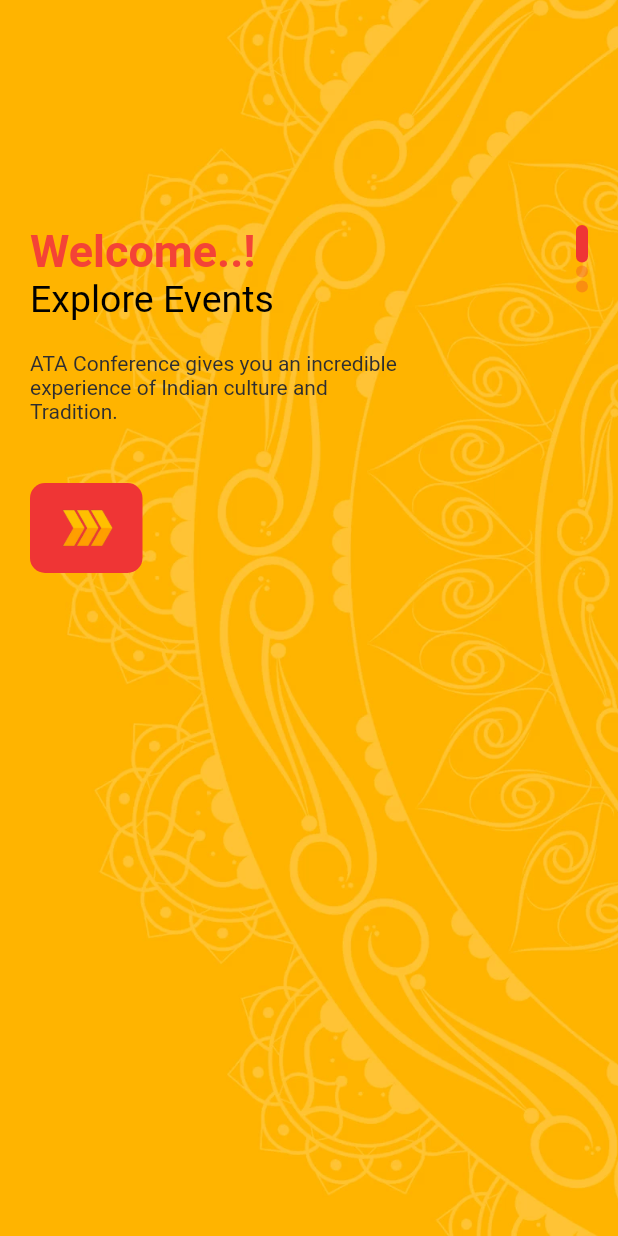
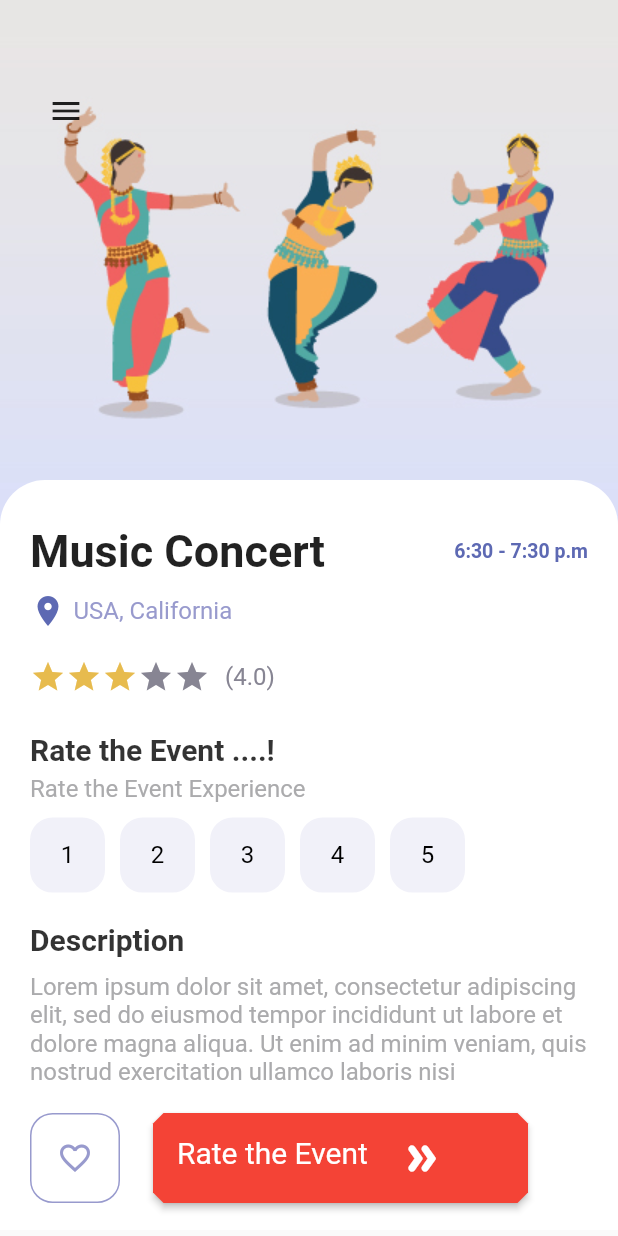
Before and after one commit to sabhinav3/int_appone, a Flutter app: the screen it shows after launch, on a phone screen of 412 x 824 dp. Run offline on Flutter 3.47's test engine with Material 2 defaults, Android fonts, the phone set to English and light mode, and no system bars; our stand-ins replace bloc, carousel_slider, equatable, firebase_auth, flutter_bloc, get and 1 more; accounts and stored records are empty.

Commit message:
developed & integrated the " Event rating button " in the details page and intergrated the URL Launcher with the button in the app

```diff
--- a/lib/main.dart
+++ b/lib/main.dart
@@ -2,6 +2,7 @@ import 'package:flutter/material.dart';
 import 'package:flutter_bloc/flutter_bloc.dart';
 import 'package:int_appone/cubit/app_cubit_logics.dart';
 import 'package:int_appone/cubit/app_cubits.dart';
+import 'package:int_appone/pages/navpages/detail_page_two.dart';
 import 'package:int_appone/services/data_services.dart';
 import 'package:get/get.dart';
 
@@ -43,18 +44,18 @@ class MyApp extends StatelessWidget {
   @override
   Widget build(BuildContext context) {
     return GetMaterialApp(
-        title: 'Flutter Demo',
-        theme: ThemeData(
-          primarySwatch: Colors.blue,
-        ),
-        home: BlocProvider<AppCubits>(
-          create: (context) => AppCubits(
-            data: DataServices(),
-          ),
-          child: const AppCubitLogics(),
-        )
-        // home: LoginPage(),
-        );
+      title: 'Flutter Demo',
+      theme: ThemeData(
+        primarySwatch: Colors.blue,
+      ),
+      // home: BlocProvider<AppCubits>(
+      //   create: (context) => AppCubits(
+      //     data: DataServices(),
+      //   ),
+      //   child: const AppCubitLogics(),
+      // )
+      home: DetailPageTwo(),
+    );
   }
 
   // ==================== below one is the replica of the above code ====================
--- /dev/null
+++ b/lib/pages/navpages/detail_page_two.dart
@@ -0,0 +1,323 @@
+import 'package:flutter/material.dart';
+import 'package:int_appone/misc/colors.dart';
+import 'package:int_appone/widgets/app_buttons.dart';
+import 'package:int_appone/widgets/app_large_text.dart';
+import 'package:int_appone/widgets/app_med_text.dart';
+import 'package:int_appone/widgets/app_text.dart';
+import 'package:int_appone/widgets/responsive_button.dart';
+
+import 'package:url_launcher/url_launcher.dart';
+
+class DetailPageTwo extends StatefulWidget {
+  // var detail1 = {
+  //   "day1e1_detail.jpg": "Day1event1",
+  //   "day1e2_detail.jpg": "Day1event2",
+  //   "day1e3_detail.jpg": "Day1event3",
+  //   "day1e4_detail.jpg": "Day1event4",
+  //   "day1e5_detail.jpg": "Day1event5",
+  //   "day1e6_detail.jpg": "Day1event6",
+  // };
+
+  // var detail2 = {
+  //   "day2e1_detail.jpg": "Day2event1",
+  //   "day2e2_detail.jpg": "Day2event2",
+  //   "day2e3_detail.jpg": "Day2event3",
+  //   "day2e4_detail.jpg": "Day2event4",
+  //   "day2e5_detail.jpg": "Day2event5",
+  //   "day2e6_detail.jpg": "Day2event6",
+  //   "day2e7_detail.jpg": "Day2event7",
+  //   "day2e8_detail.jpg": "Day2event8",
+  //   "day2e9_detail.jpg": "Day2event9",
+  // };
+
+  // var detail3 = {
+  //   "day3e1_detail.jpg": "Day3event1",
+  //   "day3e2_detail.jpg": "Day3event2",
+  //   "day3e3_detail.jpg": "Day3event3",
+  //   "day3e4_detail.jpg": "Day3event4",
+  //   "day3e5_detail.jpg": "Day3event5",
+  //   "day3e6_detail.jpg": "Day3event6",
+  //   "day3e7_detail.jpg": "Day3event6",
+  //   "day3e8_detail.jpg": "Day3event6",
+  // };
+
+  const DetailPageTwo({Key? key}) : super(key: key);
+
+  @override
+  State<DetailPageTwo> createState() => _DetailPageTwoState();
+}
+
+class _DetailPageTwoState extends State<DetailPageTwo> {
+  int gottenStars = 3;
+  int selectedIndex = -1;
+
+  @override
+  Widget build(BuildContext context) {
+    // ignore: dead_code
+    return Scaffold(
+      body: SizedBox(
+        width: double.maxFinite,
+        height: double.maxFinite,
+        child: Stack(
+          children: [
+            Positioned(
+              left: 0,
+              right: 0,
+              child: Container(
+                // width: double.maxFinite,
+                width: 350,
+                height: 350,
+                decoration: const BoxDecoration(
+                  image: DecorationImage(
+                    image:
+                        AssetImage("img/details_page/july1/day1e5_detail.jpg"),
+                    fit: BoxFit.cover,
+                  ),
+                ),
+              ),
+            ),
+            Positioned(
+              left: 20,
+              top: 50,
+              child: Row(
+                children: [
+                  IconButton(
+                    onPressed: () {},
+                    icon: const Icon(Icons.menu),
+                    //color : Colors.white, // to change the color of the menu app
+                  )
+                ],
+              ),
+            ),
+            Positioned(
+              top: 320,
+              child: Container(
+                padding: const EdgeInsets.only(left: 20, right: 20, top: 30),
+                width: MediaQuery.of(context).size.width,
+                height: 500,
+                decoration: const BoxDecoration(
+                  color: Colors.white,
+                  borderRadius: BorderRadius.only(
+                    topLeft: Radius.circular(30),
+                    topRight: Radius.circular(30),
+                  ),
+                ),
+                child: Column(
+                  crossAxisAlignment: CrossAxisAlignment.start,
+                  children: [
+                    Row(
+                      mainAxisAlignment: MainAxisAlignment.spaceBetween,
+                      children: [
+                        AppLargeText(
+                          text: "Music Concert",
+                          color: Colors.black87,
+                        ),
+                        AppMedText(
+                          text: "6:30 - 7:30 p.m",
+                          color: AppColors.mainColor,
+                        ),
+                      ],
+                    ),
+                    const SizedBox(
+                      height: 10,
+                    ),
+                    Row(
+                      children: [
+                        const Icon(
+                          Icons.location_on,
+                          color: AppColors.mainColor,
+                        ),
+                        const SizedBox(
+                          width: 5,
+                        ),
+                        AppText(
+                          text: "USA, California",
+                          color: AppColors.textColor1,
+                        )
+                      ],
+                    ),
+                    const SizedBox(
+                      height: 20,
+                    ),
+
+                    // The below WRAP Function is to generate stars in below location.
+                    // The gotten stars variable is declared at the beginning of the function.
+                    Row(
+                      children: [
+                        Wrap(
+                          children: List.generate(5, (index) {
+                            return Icon(
+                              Icons.star,
+                              color: gottenStars > index
+                                  ? AppColors.starcolor
+                                  : AppColors.textColor2,
+                            );
+                          }),
+                        ),
+                        const SizedBox(
+                          width: 10,
+                        ),
+                        AppText(
+                          text: "(4.0)",
+                          color: AppColors.textColor2,
+                        )
+                      ],
+                    ),
+
+                    const SizedBox(
+                      height: 25,
+                    ),
+
+                    AppLargeText(
+                      text: "Rate the Event ....!",
+                      color: Colors.black.withOpacity(0.8),
+                      size: 20,
+                    ),
+                    const SizedBox(
+                      height: 5,
+                    ),
+                    AppText(
+                      text: "Rate the Event Experience",
+                      color: AppColors.mainTextColor,
+                    ),
+
+                    const SizedBox(
+                      height: 10,
+                    ),
+
+                    Wrap(
+                      children: List.generate(5, (index) {
+                        return InkWell(
+                          onTap: () {
+                            setState(() {
+                              selectedIndex = index;
+                            });
+                          },
+                          child: Container(
+                            margin: const EdgeInsets.only(right: 10),
+                            child: AppButtons(
+                              size: 50,
+                              color: selectedIndex == index
+                                  ? Colors.white
+                                  : Colors.black,
+                              backgroundColor: selectedIndex == index
+                                  ? Colors.black
+                                  : AppColors.buttonBackground,
+                              borderColor: selectedIndex == index
+                                  ? Colors.black
+                                  : AppColors.buttonBackground,
+                              text: (index + 1).toString(),
+                              // icon: Icons.favorite_border,
+                              // isIcon: true,
+                            ),
+                          ),
+                        );
+                      }),
+                    ),
+
+                    const SizedBox(
+                      height: 20,
+                    ),
+
+                    AppLargeText(
+                      text: "Description",
+                      color: Colors.black.withOpacity(0.8),
+                      size: 20,
+                    ),
+
+                    const SizedBox(
+                      height: 10,
+                    ),
+
+                    AppText(
+                      text:
+                          "Lorem ipsum dolor sit amet, consectetur adipiscing elit, sed do eiusmod tempor incididunt ut labore et dolore magna aliqua. Ut enim ad minim veniam, quis nostrud exercitation ullamco laboris nisi",
+                      color: AppColors.mainTextColor,
+                    )
+                  ],
+                ),
+              ),
+            ),
+            Positioned(
+              bottom: 20,
+              left: 20,
+              right: 20,
+              child: Row(
+                children: [
+                  AppButtons(
+                    size: 60,
+                    color: AppColors.textColor1,
+                    backgroundColor: Colors.white,
+                    borderColor: AppColors.textColor1,
+                    isIcon: true,
+                    icon: Icons.favorite_border,
+                  ),
+                  const SizedBox(
+                    width: 20,
+                  ),
+
+                  // the below is the button for " Rate the Event "
+                  // ResponsiveButton(
+                  //   isResponsive: true,
+                  // ),
+
+                  Container(
+                    alignment: Alignment.center,
+                    padding: EdgeInsets.all(2),
+                    child: ElevatedButton(
+                      style: ElevatedButton.styleFrom(
+                        alignment: Alignment.centerLeft,
+                        minimumSize: Size(250, 60),
+                        primary: Colors.red,
+                        onPrimary: Colors.white,
+                        textStyle: TextStyle(
+                          fontSize: 20,
+                        ),
+                        shape: const BeveledRectangleBorder(
+                            borderRadius: BorderRadius.all(Radius.circular(7))),
+                      ),
+                      // child: ResponsiveButton(
+                      //   isResponsive: true,
+                      // ),
+
+                      child: Wrap(
+                        children: [
+                          Text(
+                            'Rate the Event',
+                            textAlign: TextAlign.center,
+                          ),
+                          SizedBox(
+                            width: 20,
+                          ),
+                          Icon(
+                            Icons.double_arrow_rounded,
+                            color: Colors.white,
+                            size: 30,
+                          ),
+                        ],
+                      ),
+                      onPressed: () async {
+                        final url = 'https://tally.so/r/mD4BVN';
+
+                        // ignore: deprecated_member_use
+                        if (await canLaunch(url)) {
+                          // ignore: deprecated_member_use
+                          await launch(
+                            url,
+                            forceSafariVC: true,
+                            forceWebView: true,
+                            enableJavaScript: true,
+                          );
+                        }
+                      },
+                    ),
+                  ),
+                ],
+              ),
+            )
+          ],
+        ),
+      ),
+    );
+  }
+}
```
